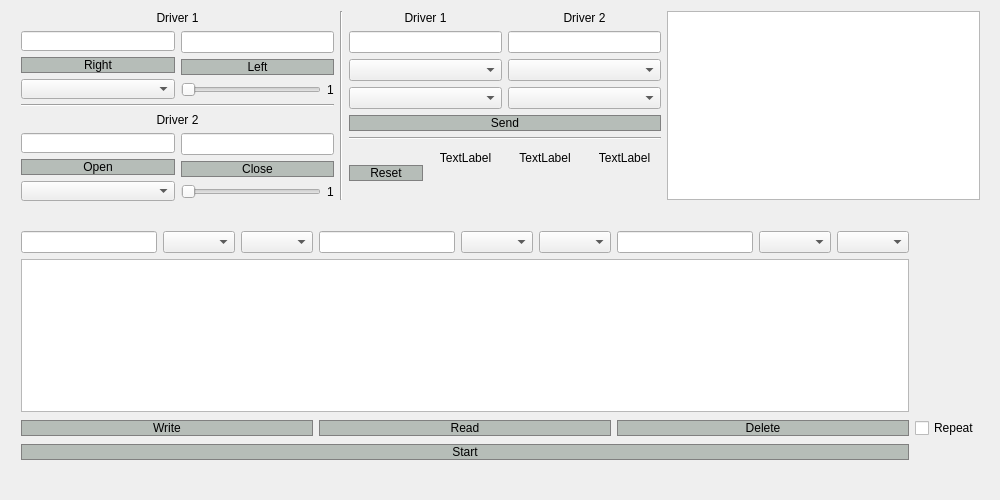
First picture: the form in Project5/mainwindow.ui, repository paulkirsanov/robot_arm_qt, before the edit.
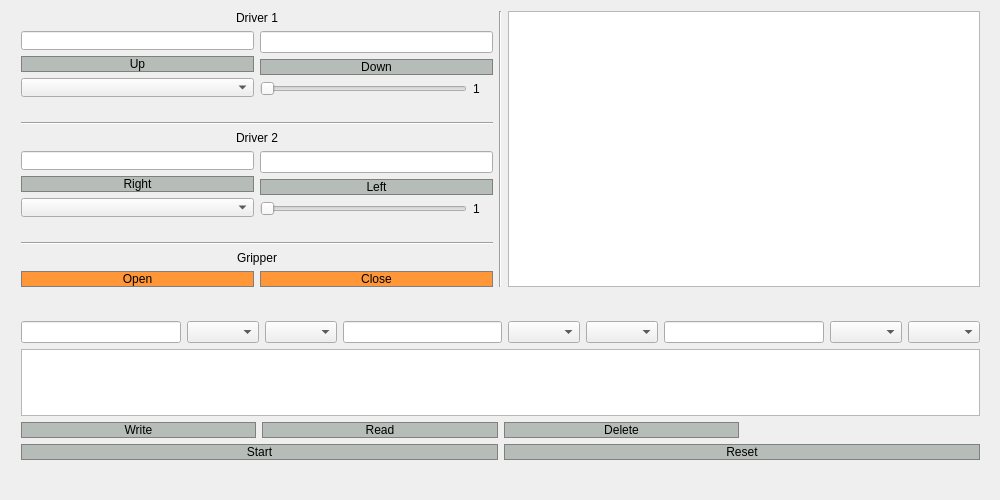
Second picture: the form after the edit. Icons and pictures are not drawn.

What changed in the file:
```diff
--- a/Project5/mainwindow.ui
+++ b/Project5/mainwindow.ui
@@ -38,9 +38,15 @@
    <string>Control</string>
   </property>
   <property name="windowIcon">
-   <iconset resource="image.qrc">
-    <normaloff>:/icons.ico</normaloff>
-    <normalon>:/icons.ico</normalon>:/icons.ico</iconset>
+   <iconset>
+    <normaloff>factory.ico</normaloff>
+    <normalon>:/factory.ico</normalon>
+    <disabledoff>:/factory.ico</disabledoff>
+    <disabledon>:/factory.ico</disabledon>
+    <activeoff>:/factory.ico</activeoff>
+    <activeon>:/factory.ico</activeon>
+    <selectedoff>:/factory.ico</selectedoff>
+    <selectedon>:/factory.ico</selectedon>factory.ico</iconset>
   </property>
   <property name="windowOpacity">
    <double>1.000000000000000</double>
@@ -76,7 +82,7 @@
       <x>10</x>
       <y>0</y>
       <width>981</width>
-      <height>211</height>
+      <height>298</height>
      </rect>
     </property>
     <layout class="QHBoxLayout" name="horizontalLayout_6">
@@ -118,7 +124,7 @@
 }</string>
              </property>
              <property name="text">
-              <string>Right</string>
+              <string>Up</string>
              </property>
             </widget>
            </item>
@@ -154,7 +160,7 @@
 }</string>
              </property>
              <property name="text">
-              <string>Left</string>
+              <string>Down</string>
              </property>
             </widget>
            </item>
@@ -189,12 +195,32 @@
                </property>
               </widget>
              </item>
+             <item>
+              <widget class="QLabel" name="label_2">
+               <property name="text">
+                <string/>
+               </property>
+               <property name="alignment">
+                <set>Qt::AlignCenter</set>
+               </property>
+              </widget>
+             </item>
             </layout>
            </item>
           </layout>
          </item>
         </layout>
        </item>
+       <item>
+        <widget class="QLabel" name="label_14">
+         <property name="text">
+          <string/>
+         </property>
+         <property name="alignment">
+          <set>Qt::AlignCenter</set>
+         </property>
+        </widget>
+       </item>
        <item>
         <widget class="Line" name="line_3">
          <property name="orientation">
@@ -238,7 +264,7 @@
 }</string>
              </property>
              <property name="text">
-              <string>Open</string>
+              <string>Right</string>
              </property>
             </widget>
            </item>
@@ -274,7 +300,7 @@
 }</string>
              </property>
              <property name="text">
-              <string>Close</string>
+              <string>Left</string>
              </property>
             </widget>
            </item>
@@ -309,12 +335,81 @@
                </property>
               </widget>
              </item>
+             <item>
+              <widget class="QLabel" name="label_9">
+               <property name="sizePolicy">
+                <sizepolicy hsizetype="Preferred" vsizetype="Preferred">
+                 <horstretch>0</horstretch>
+                 <verstretch>0</verstretch>
+                </sizepolicy>
+               </property>
+               <property name="text">
+                <string/>
+               </property>
+               <property name="alignment">
+                <set>Qt::AlignHCenter|Qt::AlignTop</set>
+               </property>
+              </widget>
+             </item>
             </layout>
            </item>
           </layout>
          </item>
         </layout>
        </item>
+       <item>
+        <widget class="QLabel" name="label_6">
+         <property name="text">
+          <string/>
+         </property>
+         <property name="alignment">
+          <set>Qt::AlignCenter</set>
+         </property>
+        </widget>
+       </item>
+       <item>
+        <widget class="Line" name="line_4">
+         <property name="orientation">
+          <enum>Qt::Horizontal</enum>
+         </property>
+        </widget>
+       </item>
+       <item>
+        <widget class="QLabel" name="label_15">
+         <property name="text">
+          <string>Gripper</string>
+         </property>
+         <property name="alignment">
+          <set>Qt::AlignCenter</set>
+         </property>
+        </widget>
+       </item>
+       <item>
+        <layout class="QHBoxLayout" name="horizontalLayout_9">
+         <item>
+          <layout class="QVBoxLayout" name="verticalLayout_9">
+           <item>
+            <widget class="QPushButton" name="pushButton_6">
+             <property name="text">
+              <string>Open</string>
+             </property>
+            </widget>
+           </item>
+          </layout>
+         </item>
+         <item>
+          <layout class="QVBoxLayout" name="verticalLayout_10">
+           <item>
+            <widget class="QPushButton" name="pushButton_7">
+             <property name="text">
+              <string>Close</string>
+             </property>
+            </widget>
+           </item>
+          </layout>
+         </item>
+        </layout>
+       </item>
       </layout>
      </item>
      <item>
@@ -324,200 +419,6 @@
        </property>
       </widget>
      </item>
-     <item>
-      <layout class="QVBoxLayout" name="verticalLayout_3">
-       <item>
-        <layout class="QHBoxLayout" name="horizontalLayout">
-         <item>
-          <layout class="QVBoxLayout" name="verticalLayout">
-           <item>
-            <widget class="QLabel" name="label_6">
-             <property name="text">
-              <string>Driver 1</string>
-             </property>
-             <property name="alignment">
-              <set>Qt::AlignCenter</set>
-             </property>
-            </widget>
-           </item>
-           <item>
-            <widget class="QLineEdit" name="lineEdit_5">
-             <property name="layoutDirection">
-              <enum>Qt::LeftToRight</enum>
-             </property>
-             <property name="alignment">
-              <set>Qt::AlignCenter</set>
-             </property>
-            </widget>
-           </item>
-           <item>
-            <widget class="QComboBox" name="comboBox_4"/>
-           </item>
-           <item>
-            <widget class="QComboBox" name="comboBox_5"/>
-           </item>
-          </layout>
-         </item>
-         <item>
-          <layout class="QVBoxLayout" name="verticalLayout_2">
-           <item>
-            <widget class="QLabel" name="label_7">
-             <property name="text">
-              <string>Driver 2</string>
-             </property>
-             <property name="alignment">
-              <set>Qt::AlignCenter</set>
-             </property>
-            </widget>
-           </item>
-           <item>
-            <widget class="QLineEdit" name="lineEdit_6">
-             <property name="layoutDirection">
-              <enum>Qt::LeftToRight</enum>
-             </property>
-             <property name="alignment">
-              <set>Qt::AlignCenter</set>
-             </property>
-            </widget>
-           </item>
-           <item>
-            <widget class="QComboBox" name="comboBox_6">
-             <property name="sizePolicy">
-              <sizepolicy hsizetype="Preferred" vsizetype="Fixed">
-               <horstretch>0</horstretch>
-               <verstretch>0</verstretch>
-              </sizepolicy>
-             </property>
-            </widget>
-           </item>
-           <item>
-            <widget class="QComboBox" name="comboBox_7"/>
-           </item>
-          </layout>
-         </item>
-        </layout>
-       </item>
-       <item>
-        <widget class="QPushButton" name="rightButton_3">
-         <property name="styleSheet">
-          <string notr="true">QPushButton{
-	background-color: rgb(182,189,184);
-	color:while;
-	border: 1px solid gray;
-}
-
-QPushButton:pressed{
-	background-color: qlineargradient(x1: 0, y1: 0, x2: 0, y2: 1,
-									stop: 0 #9C978B, stop: 1 #7A7466);
-}</string>
-         </property>
-         <property name="text">
-          <string>Send</string>
-         </property>
-        </widget>
-       </item>
-       <item>
-        <widget class="Line" name="line_4">
-         <property name="orientation">
-          <enum>Qt::Horizontal</enum>
-         </property>
-        </widget>
-       </item>
-       <item>
-        <layout class="QHBoxLayout" name="horizontalLayout_7">
-         <item>
-          <layout class="QGridLayout" name="gridLayout">
-           <item row="0" column="0" rowspan="2">
-            <widget class="QPushButton" name="pushButton">
-             <property name="styleSheet">
-              <string notr="true">QPushButton{
-	background-color: rgb(182,189,184);
-	color:while;
-	border: 1px solid gray;
-}
-
-QPushButton:pressed{
-	background-color: qlineargradient(x1: 0, y1: 0, x2: 0, y2: 1,
-									stop: 0 #9C978B, stop: 1 #7A7466);
-}</string>
-             </property>
-             <property name="text">
-              <string>Reset</string>
-             </property>
-            </widget>
-           </item>
-           <item row="0" column="3">
-            <widget class="QLabel" name="label_11">
-             <property name="text">
-              <string>TextLabel</string>
-             </property>
-             <property name="alignment">
-              <set>Qt::AlignCenter</set>
-             </property>
-            </widget>
-           </item>
-           <item row="0" column="2">
-            <widget class="QLabel" name="label_10">
-             <property name="text">
-              <string>TextLabel</string>
-             </property>
-             <property name="alignment">
-              <set>Qt::AlignCenter</set>
-             </property>
-            </widget>
-           </item>
-           <item row="1" column="1">
-            <widget class="QLabel" name="label_2">
-             <property name="text">
-              <string/>
-             </property>
-             <property name="alignment">
-              <set>Qt::AlignCenter</set>
-             </property>
-            </widget>
-           </item>
-           <item row="1" column="3">
-            <widget class="QLabel" name="label_12">
-             <property name="text">
-              <string/>
-             </property>
-             <property name="alignment">
-              <set>Qt::AlignCenter</set>
-             </property>
-            </widget>
-           </item>
-           <item row="1" column="2">
-            <widget class="QLabel" name="label_9">
-             <property name="sizePolicy">
-              <sizepolicy hsizetype="Preferred" vsizetype="Preferred">
-               <horstretch>0</horstretch>
-               <verstretch>0</verstretch>
-              </sizepolicy>
-             </property>
-             <property name="text">
-              <string/>
-             </property>
-             <property name="alignment">
-              <set>Qt::AlignHCenter|Qt::AlignTop</set>
-             </property>
-            </widget>
-           </item>
-           <item row="0" column="1">
-            <widget class="QLabel" name="label_8">
-             <property name="text">
-              <string>TextLabel</string>
-             </property>
-             <property name="alignment">
-              <set>Qt::AlignCenter</set>
-             </property>
-            </widget>
-           </item>
-          </layout>
-         </item>
-        </layout>
-       </item>
-      </layout>
-     </item>
      <item>
       <widget class="QTextEdit" name="txtOutput"/>
      </item>
@@ -527,16 +428,18 @@
     <property name="geometry">
      <rect>
       <x>10</x>
-      <y>220</y>
+      <y>310</y>
       <width>981</width>
-      <height>251</height>
+      <height>161</height>
      </rect>
     </property>
     <layout class="QGridLayout" name="gridLayout_5">
-     <item row="2" column="0">
-      <widget class="QPushButton" name="pushButton_4">
-       <property name="styleSheet">
-        <string notr="true">QPushButton{
+     <item row="6" column="4">
+      <layout class="QGridLayout" name="gridLayout_2">
+       <item row="0" column="0">
+        <widget class="QPushButton" name="pushButton_4">
+         <property name="styleSheet">
+          <string notr="true">QPushButton{
 	background-color: rgb(182,189,184);
 	color:while;
 	border: 1px solid gray;
@@ -546,14 +449,38 @@
 	background-color: qlineargradient(x1: 0, y1: 0, x2: 0, y2: 1,
 									stop: 0 #9C978B, stop: 1 #7A7466);
 }</string>
-       </property>
-       <property name="text">
-        <string>Start</string>
-       </property>
-      </widget>
+         </property>
+         <property name="text">
+          <string>Start</string>
+         </property>
+        </widget>
+       </item>
+       <item row="0" column="1">
+        <widget class="QPushButton" name="pushButton">
+         <property name="styleSheet">
+          <string notr="true">QPushButton{
+	background-color: rgb(182,189,184);
+	color:while;
+	border: 1px solid gray;
+}
+
+QPushButton:pressed{
+	background-color: qlineargradient(x1: 0, y1: 0, x2: 0, y2: 1,
+									stop: 0 #9C978B, stop: 1 #7A7466);
+}</string>
+         </property>
+         <property name="text">
+          <string>Reset</string>
+         </property>
+        </widget>
+       </item>
+      </layout>
      </item>
-     <item row="0" column="0">
+     <item row="0" column="4">
       <layout class="QGridLayout" name="gridLayout_3">
+       <item row="1" column="0">
+        <widget class="QTextEdit" name="textEdit"/>
+       </item>
        <item row="0" column="0">
         <layout class="QHBoxLayout" name="horizontalLayout_8">
          <item>
@@ -597,13 +524,29 @@
          </item>
         </layout>
        </item>
-       <item row="1" column="0">
-        <widget class="QTextEdit" name="textEdit"/>
-       </item>
       </layout>
      </item>
-     <item row="1" column="0">
+     <item row="5" column="4">
       <layout class="QGridLayout" name="gridLayout_4">
+       <item row="0" column="2">
+        <widget class="QPushButton" name="pushButton_5">
+         <property name="styleSheet">
+          <string notr="true">QPushButton{
+	background-color: rgb(182,189,184);
+	color:while;
+	border: 1px solid gray;
+}
+
+QPushButton:pressed{
+	background-color: qlineargradient(x1: 0, y1: 0, x2: 0, y2: 1,
+									stop: 0 #9C978B, stop: 1 #7A7466);
+}</string>
+         </property>
+         <property name="text">
+          <string>Delete</string>
+         </property>
+        </widget>
+       </item>
        <item row="0" column="1">
         <widget class="QPushButton" name="pushButton_3">
          <property name="styleSheet">
@@ -642,41 +585,15 @@
          </property>
         </widget>
        </item>
-       <item row="0" column="2">
-        <widget class="QPushButton" name="pushButton_5">
-         <property name="styleSheet">
-          <string notr="true">QPushButton{
-	background-color: rgb(182,189,184);
-	color:while;
-	border: 1px solid gray;
-}
-
-QPushButton:pressed{
-	background-color: qlineargradient(x1: 0, y1: 0, x2: 0, y2: 1,
-									stop: 0 #9C978B, stop: 1 #7A7466);
-}</string>
-         </property>
+       <item row="0" column="3">
+        <widget class="QLabel" name="label_13">
          <property name="text">
-          <string>Delete</string>
+          <string/>
          </property>
         </widget>
        </item>
       </layout>
      </item>
-     <item row="2" column="1">
-      <widget class="QLabel" name="label_13">
-       <property name="text">
-        <string/>
-       </property>
-      </widget>
-     </item>
-     <item row="1" column="1">
-      <widget class="QCheckBox" name="repeat_checkBox">
-       <property name="text">
-        <string>Repeat</string>
-       </property>
-      </widget>
-     </item>
     </layout>
    </widget>
   </widget>
```
Left out of the diff: 4 changed lines with no effect on the pictures.
